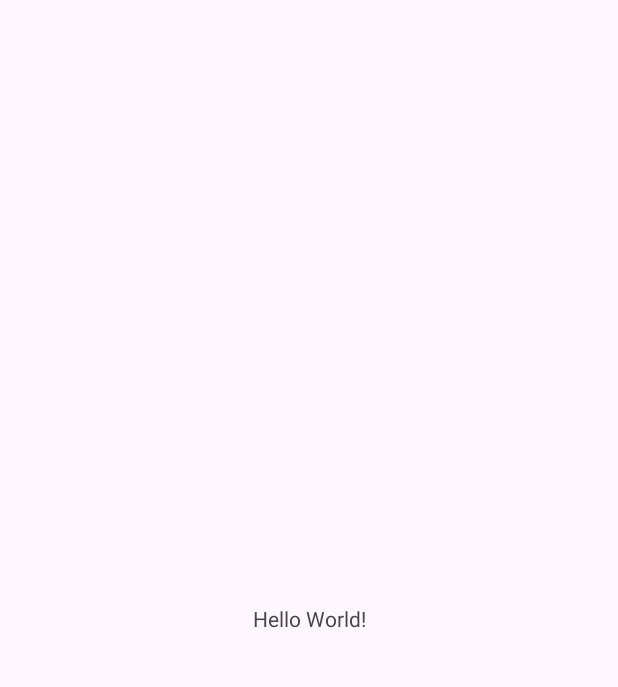
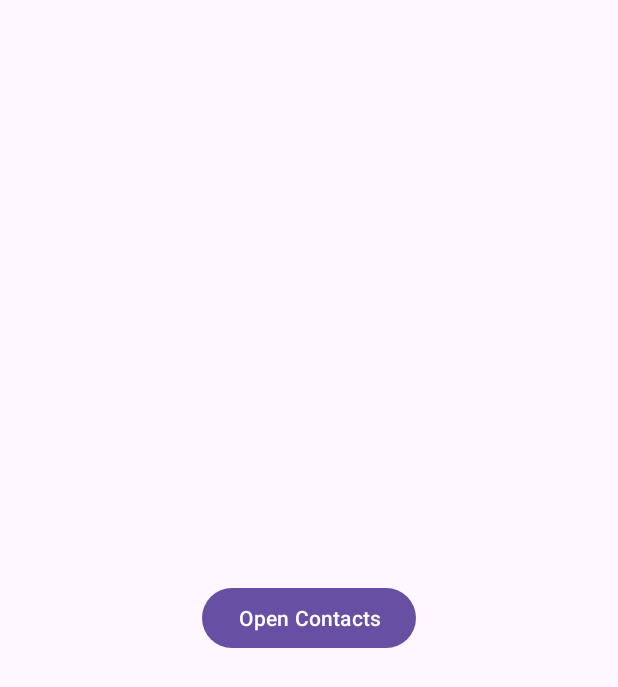
Before and after one commit to annachen368/ChooseRecipientXML, an Android app: the screen it shows after launch (MainActivity), on a phone screen of 412 x 824 dp. Before the commit the part shown is almost empty. Shown: the top 687 px of the screen. Run offline under Robolectric (Android 15) with nearby library versions, the phone set to English and light mode, and no system bars.

Commit message:
Refactor: Implement Contacts List with Device and Service Contacts
This commit refactors the application to display a list of contacts, merging both device contacts and contacts fetched from an external service.

Key changes include:

-   Replaced the main layout with a `LinearLayout` and added a button to open the contacts list.
-   Added a `ContactsActivity` to display the list of contacts using a `RecyclerView`.
-   Implemented `ContactAdapter` to handle the contact data in the `RecyclerView`.
-   Created `Contact` and `ContactSource` data classes to represent contact information.
-   Added `DiffCallback` to efficiently update the `RecyclerView`.
-   Implemented `ContactRepository` to handle fetching contacts from the service.
-   Created `ApiService` using Retrofit to interact with the external API.
-   Added `RecipientViewModel` to manage the data and handle the loading of contacts.
-   Added utility function `getDeviceContacts` to retrieve contacts from the device.
-   Implemented permission request for reading contacts, handling both granted and denied scenarios.
-   Added pagination for loading service contacts and merging with device contacts.
-   Added a `ProgressBar` to show the loading state of contacts.
-   Added view binding.
-   Enabled internet permission.
-   Added dependencies.
-   Updated themes.

```diff
--- a/app/src/main/AndroidManifest.xml
+++ b/app/src/main/AndroidManifest.xml
@@ -2,8 +2,13 @@
 <manifest xmlns:android="http://schemas.android.com/apk/res/android"
     xmlns:tools="http://schemas.android.com/tools">
 
+    <uses-permission android:name="android.permission.INTERNET" />
+    <uses-permission android:name="android.permission.READ_CONTACTS" />
+
+<!--    TODO remove android:usesCleartextTraffic="true" in prod-->
     <application
         android:allowBackup="true"
+        android:usesCleartextTraffic="true"
         android:dataExtractionRules="@xml/data_extraction_rules"
         android:fullBackupContent="@xml/backup_rules"
         android:icon="@mipmap/ic_launcher"
@@ -21,6 +26,7 @@
                 <category android:name="android.intent.category.LAUNCHER" />
             </intent-filter>
         </activity>
+        <activity android:name=".ui.ContactsActivity" />
     </application>
 
 </manifest>
--- a/app/src/main/java/com/example/chooserecipientxml/MainActivity.kt
+++ b/app/src/main/java/com/example/chooserecipientxml/MainActivity.kt
@@ -1,20 +1,60 @@
 package com.example.chooserecipientxml
 
+import android.Manifest
+import android.content.Intent
+import android.content.pm.PackageManager
 import android.os.Bundle
-import androidx.activity.enableEdgeToEdge
+import android.provider.ContactsContract
+import android.widget.Toast
+import androidx.activity.result.contract.ActivityResultContracts
 import androidx.appcompat.app.AppCompatActivity
-import androidx.core.view.ViewCompat
-import androidx.core.view.WindowInsetsCompat
+import androidx.core.content.ContextCompat
+import com.example.chooserecipientxml.databinding.ActivityMainBinding
+import com.example.chooserecipientxml.ui.ContactsActivity
 
 class MainActivity : AppCompatActivity() {
+    private lateinit var binding: ActivityMainBinding
+
+    private val requestPermissionLauncher =
+        registerForActivityResult(ActivityResultContracts.RequestPermission()) { isGranted: Boolean ->
+            if (isGranted) {
+                // Permission is granted. Continue the action or workflow in your app.
+                // Button Click Listener to Open ContactsActivity
+                binding.btnOpenContacts.setOnClickListener {
+                    val intent = Intent(this, ContactsActivity::class.java)
+                    startActivity(intent)
+                }
+            } else {
+                // Explain to the user that the feature is unavailable because the
+                // feature requires a permission that the user has denied. At the
+                // same time, respect the user's decision. Don't link to system
+                // settings in an effort to convince the user to change their
+                // decision.
+                Toast.makeText(this, "Permission denied", Toast.LENGTH_SHORT).show()
+            }
+        }
+
     override fun onCreate(savedInstanceState: Bundle?) {
         super.onCreate(savedInstanceState)
-        enableEdgeToEdge()
-        setContentView(R.layout.activity_main)
-        ViewCompat.setOnApplyWindowInsetsListener(findViewById(R.id.main)) { v, insets ->
-            val systemBars = insets.getInsets(WindowInsetsCompat.Type.systemBars())
-            v.setPadding(systemBars.left, systemBars.top, systemBars.right, systemBars.bottom)
-            insets
+        binding = ActivityMainBinding.inflate(layoutInflater)
+        setContentView(binding.root)
+
+        // Check if permission is already granted
+        if (ContextCompat.checkSelfPermission(
+                this,
+                Manifest.permission.READ_CONTACTS
+            ) == PackageManager.PERMISSION_GRANTED
+        ) {
+            // Permission is granted. Continue the action or workflow in your app.
+            // Button Click Listener to Open ContactsActivity
+            binding.btnOpenContacts.setOnClickListener {
+                val intent = Intent(this, ContactsActivity::class.java)
+                startActivity(intent)
+            }
+        } else {
+            // You can directly ask for the permission.
+            // The registered ActivityResultCallback gets the result of this request.
+            requestPermissionLauncher.launch(Manifest.permission.READ_CONTACTS)
         }
     }
 }
--- /dev/null
+++ b/app/src/main/java/com/example/chooserecipientxml/model/ContactSource.kt
@@ -0,0 +1,5 @@
+package com.example.chooserecipientxml.model
+
+enum class ContactSource {
+    SERVICE, DEVICE, BOTH
+}
--- a/app/src/main/res/layout/activity_main.xml
+++ b/app/src/main/res/layout/activity_main.xml
@@ -1,19 +1,16 @@
 <?xml version="1.0" encoding="utf-8"?>
-<androidx.constraintlayout.widget.ConstraintLayout xmlns:android="http://schemas.android.com/apk/res/android"
-    xmlns:app="http://schemas.android.com/apk/res-auto"
-    xmlns:tools="http://schemas.android.com/tools"
-    android:id="@+id/main"
+<LinearLayout xmlns:android="http://schemas.android.com/apk/res/android"
     android:layout_width="match_parent"
     android:layout_height="match_parent"
-    tools:context=".MainActivity">
+    android:gravity="center"
+    android:orientation="vertical"
+    android:padding="16dp">
 
-    <TextView
+    <!-- Button to Open ContactsActivity -->
+    <Button
+        android:id="@+id/btnOpenContacts"
         android:layout_width="wrap_content"
         android:layout_height="wrap_content"
-        android:text="Hello World!"
-        app:layout_constraintBottom_toBottomOf="parent"
-        app:layout_constraintEnd_toEndOf="parent"
-        app:layout_constraintStart_toStartOf="parent"
-        app:layout_constraintTop_toTopOf="parent" />
+        android:text="Open Contacts" />
 
-</androidx.constraintlayout.widget.ConstraintLayout>
+</LinearLayout>
--- a/app/src/main/res/values-night/themes.xml
+++ b/app/src/main/res/values-night/themes.xml
@@ -1,6 +1,6 @@
 <resources xmlns:tools="http://schemas.android.com/tools">
     <!-- Base application theme. -->
-    <style name="Base.Theme.ChooseRecipientXML" parent="Theme.Material3.DayNight.NoActionBar">
+    <style name="Base.Theme.ChooseRecipientXML" parent="Theme.Material3.Light.NoActionBar">
         <!-- Customize your dark theme here. -->
         <!-- <item name="colorPrimary">@color/my_dark_primary</item> -->
     </style>
--- a/app/src/main/res/values/themes.xml
+++ b/app/src/main/res/values/themes.xml
@@ -1,6 +1,6 @@
 <resources xmlns:tools="http://schemas.android.com/tools">
     <!-- Base application theme. -->
-    <style name="Base.Theme.ChooseRecipientXML" parent="Theme.Material3.DayNight.NoActionBar">
+    <style name="Base.Theme.ChooseRecipientXML" parent="Theme.Material3.Light.NoActionBar">
         <!-- Customize your light theme here. -->
         <!-- <item name="colorPrimary">@color/my_light_primary</item> -->
     </style>
```
Also changed, not shown: app/build.gradle.kts (+11 -0 lines), app/src/main/java/com/example/chooserecipientxml/adapter/ContactAdapter.kt (added, +62 -0 lines), app/src/main/java/com/example/chooserecipientxml/model/Contact.kt (added, +8 -0 lines), app/src/main/java/com/example/chooserecipientxml/network/ApiService.kt (added, +36 -0 lines), app/src/main/java/com/example/chooserecipientxml/repository/ContactRepository.kt (added, +23 -0 lines), app/src/main/java/com/example/chooserecipientxml/ui/ContactsActivity.kt (added, +70 -0 lines), app/src/main/java/com/example/chooserecipientxml/utils/ContactUtils.kt (added, +30 -0 lines), app/src/main/java/com/example/chooserecipientxml/utils/DiffCallback.kt (added, +14 -0 lines), app/src/main/java/com/example/chooserecipientxml/viewmodel/RecipientViewModel.kt (added, +35 -0 lines), app/src/main/res/layout/activity_contacts.xml (added, +29 -0 lines), app/src/main/res/layout/item_contact.xml (added, +27 -0 lines).
